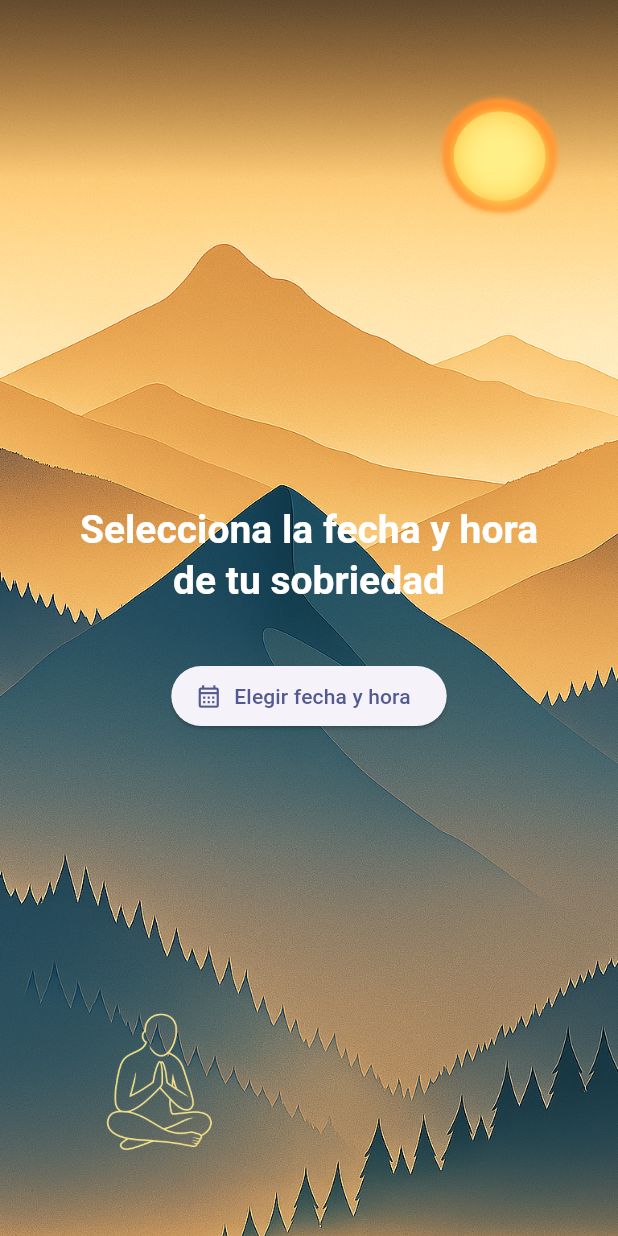
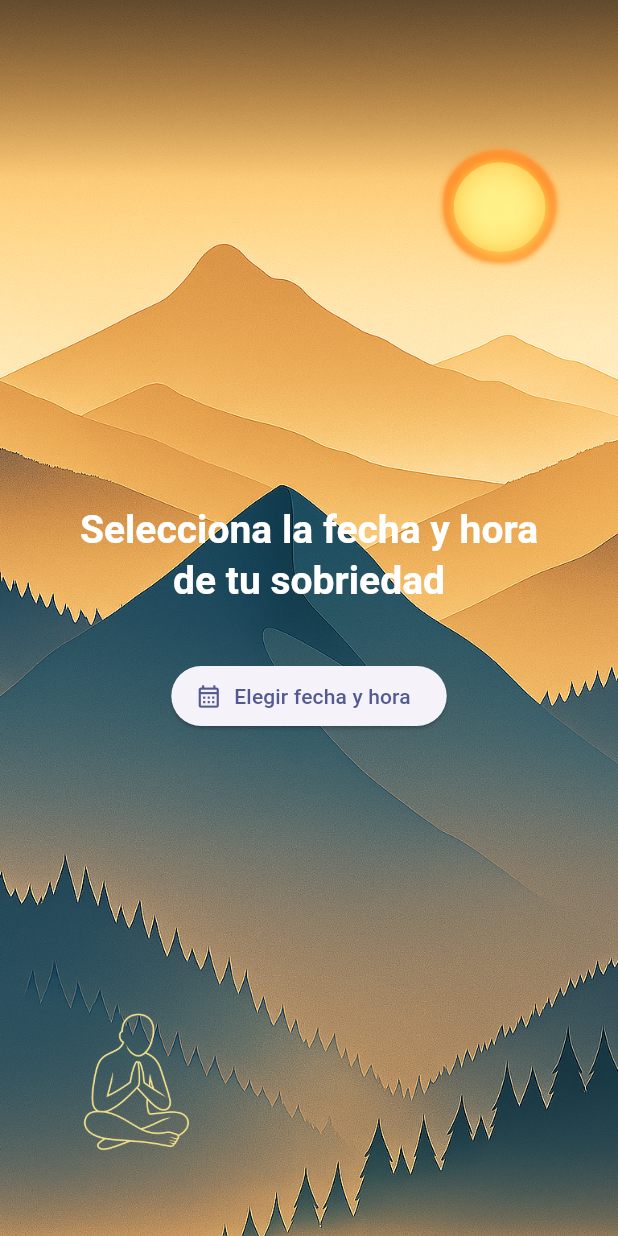
Before and after one commit to javiercamaraezquerra/Undiamas, a Flutter app: the screen it shows after launch, on a phone screen of 412 x 824 dp. Run offline on Flutter 3.47's test engine with Material 3 defaults, Android fonts, the phone set to English and light mode, and no system bars; our stand-ins replace fl_chart, flutter_local_notifications, flutter_markdown, flutter_secure_storage, google_mobile_ads, google_sign_in and 5 more; missing offline and left inert: googleapis; accounts and stored records are empty.

Commit message:
Update mountain_background.dart

```diff
--- a/lib/widgets/mountain_background.dart
+++ b/lib/widgets/mountain_background.dart
@@ -16,15 +16,15 @@ class MountainBackground extends StatelessWidget {
   });
 
   Alignment get _sunAlignment => [
-        const Alignment(0.95, -0.90),
+        const Alignment(0.95, -0.80),
         const Alignment(0.85, -0.95),
-        const Alignment(0.55, -0.95),
-        const Alignment(-0.25, -0.87),
-        const Alignment(0.25, -0.90),
+        const Alignment(0.55, -1.00),
+        const Alignment(-0.30, -1.10),
+        const Alignment(-0.40, -1.20),
       ][pageIndex % 5];
 
   // figura fija
-  static const Alignment _figureAlignment = Alignment(-0.65, 0.86);
+  static const Alignment _figureAlignment = Alignment(-0.75, 0.86);
 
   static const _figures = [
     'assets/images/figure_0.png',
```
